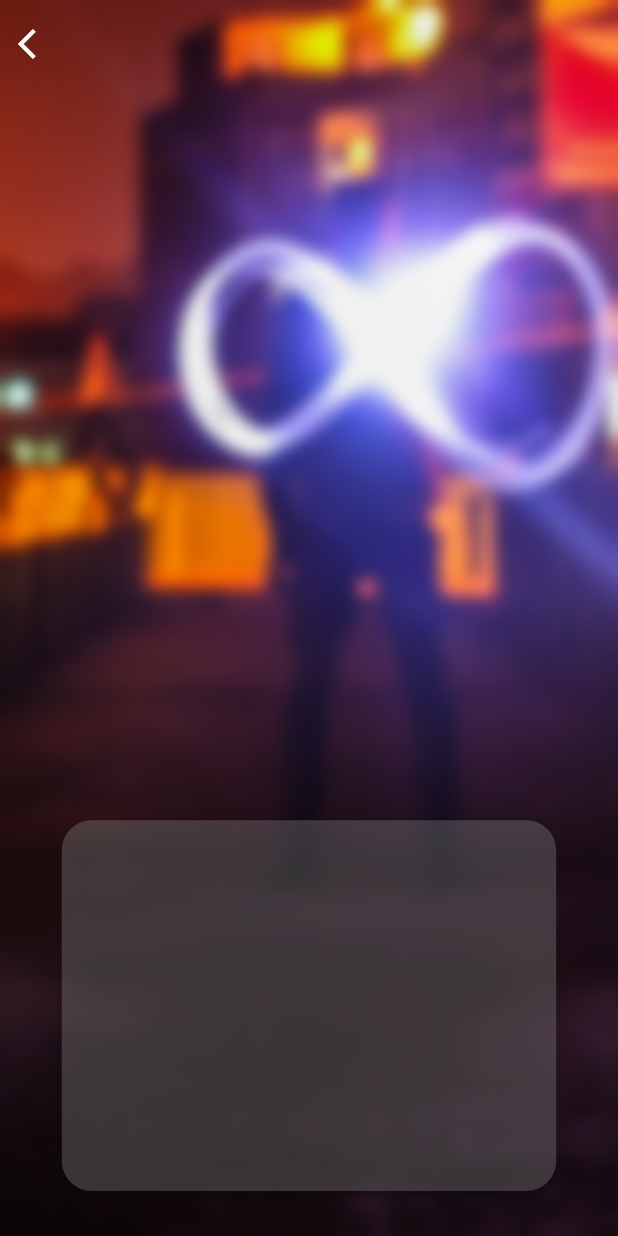
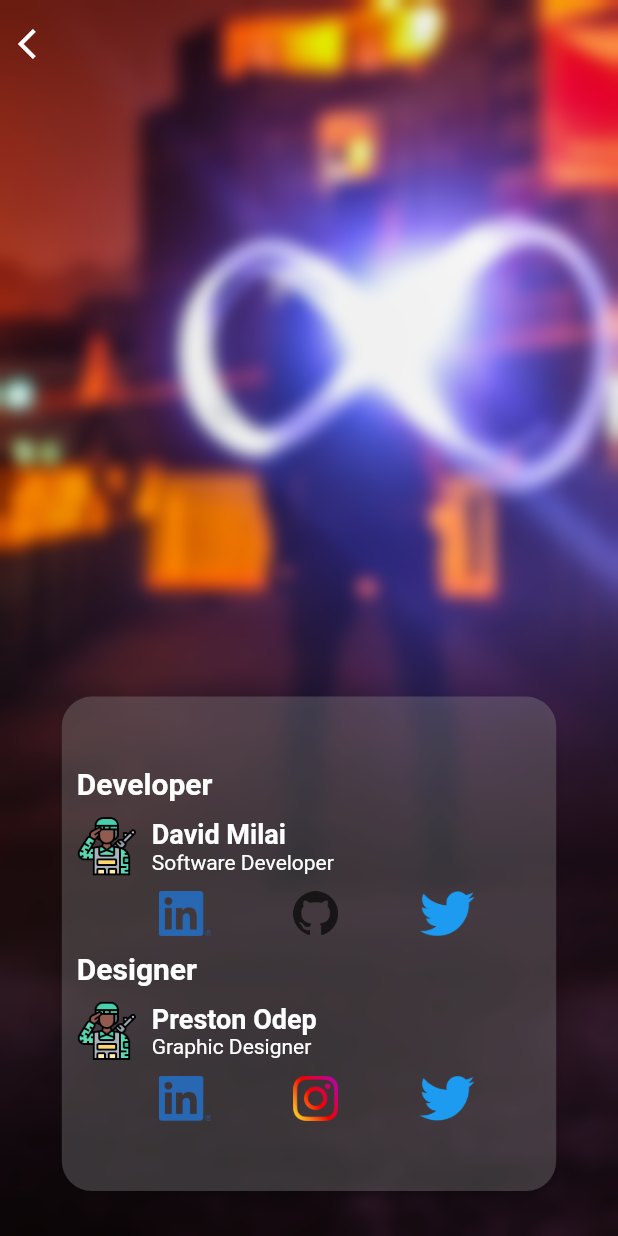
Before and after one commit to DavidMilai/Nairobi-Social-Life, a Flutter app: the screen it shows after launch, on a phone screen of 412 x 824 dp. Run offline on Flutter 3.47's test engine with Material 2 defaults, Android fonts, the phone set to English and light mode, and no system bars; our stand-ins replace hive, hive_flutter; accounts and stored records are empty.

Commit message:
about screen extracted widgets

```diff
--- a/lib/screens/about_app_screen.dart
+++ b/lib/screens/about_app_screen.dart
@@ -1,7 +1,9 @@
 import 'dart:ui';
 
 import 'package:flutter/material.dart';
-import 'package:flutter/services.dart';
+import 'package:nairobi_social_life/widgets/about_user.dart';
+import 'package:nairobi_social_life/widgets/logo_button.dart';
+import 'package:url_launcher/url_launcher.dart';
 
 import '../config.dart';
 
@@ -13,7 +15,7 @@ class AboutAppScreen extends StatefulWidget {
 class _AboutAppScreenState extends State<AboutAppScreen> {
   @override
   Widget build(BuildContext context) {
-    SystemChrome.setEnabledSystemUIOverlays([SystemUiOverlay.bottom]);
+    //SystemChrome.setEnabledSystemUIOverlays([SystemUiOverlay.bottom]);
     Size size = MediaQuery.of(context).size;
     return Scaffold(
       body: Container(
@@ -41,7 +43,7 @@ class _AboutAppScreenState extends State<AboutAppScreen> {
                   Spacer(),
                   Center(
                     child: Container(
-                      height: size.height * 0.3,
+                      height: size.height * 0.4,
                       width: size.width * 0.8,
                       decoration: BoxDecoration(
                           color: Colors.grey.withOpacity(0.3),
@@ -53,6 +55,90 @@ class _AboutAppScreenState extends State<AboutAppScreen> {
                               color: Colors.black.withOpacity(0.1),
                             ),
                           ]),
+                      child: Padding(
+                        padding: EdgeInsets.only(left: kMyPadding / 2),
+                        child: Column(
+                          crossAxisAlignment: CrossAxisAlignment.start,
+                          mainAxisAlignment: MainAxisAlignment.center,
+                          children: [
+                            AboutUser(
+                              department: 'Developer',
+                              name: 'David Milai',
+                              role: 'Software Developer',
+                              socials: [
+                                LogoButton(
+                                  onTap: () async {
+                                    await canLaunch(
+                                            'https://www.linkedin.com/in/david-milai/')
+                                        ? await launch(
+                                            'https://www.linkedin.com/in/david-milai/')
+                                        : throw 'Could not launch Linkedin';
+                                  },
+                                  imageLocation: 'images/linkedin.png',
+                                ),
+                                LogoButton(
+                                  onTap: () async {
+                                    await canLaunch(
+                                            'https://github.com/DavidMilai')
+                                        ? await launch(
+                                            'https://github.com/DavidMilai')
+                                        : throw 'Could not launch https://github.com/DavidMilai';
+                                  },
+                                  imageLocation: 'images/GitHub.png',
+                                ),
+                                LogoButton(
+                                  onTap: () async {
+                                    await canLaunch(
+                                            'https://twitter.com/david_milai')
+                                        ? await launch(
+                                            'https://twitter.com/david_milai')
+                                        : throw 'Could not launch hDavidMilai';
+                                  },
+                                  imageLocation: 'images/Twitter light.png',
+                                ),
+                              ],
+                            ),
+                            SizedBox(height: 10),
+                            AboutUser(
+                              department: 'Designer',
+                              name: 'Preston Odep',
+                              role: 'Graphic Designer',
+                              socials: [
+                                LogoButton(
+                                  onTap: () async {
+                                    await canLaunch(
+                                            'https://www.linkedin.com/in/preston-odep/')
+                                        ? await launch(
+                                            'https://www.linkedin.com/in/preston-odep/')
+                                        : throw 'Could not launch Linkedin';
+                                  },
+                                  imageLocation: 'images/linkedin.png',
+                                ),
+                                LogoButton(
+                                  onTap: () async {
+                                    await canLaunch(
+                                            'https://www.instagram.com/whatispresdoing')
+                                        ? await launch(
+                                            'https://www.instagram.com/whatispresdoing')
+                                        : throw 'Could not launch https://github.com/DavidMilai';
+                                  },
+                                  imageLocation: 'images/Instagram light.png',
+                                ),
+                                LogoButton(
+                                  onTap: () async {
+                                    await canLaunch(
+                                            'https://twitter.com/whatispresdoing')
+                                        ? await launch(
+                                            'https://twitter.com/whatispresdoing')
+                                        : throw 'Could not launch hDavidMilai';
+                                  },
+                                  imageLocation: 'images/Twitter light.png',
+                                ),
+                              ],
+                            )
+                          ],
+                        ),
+                      ),
                     ),
                   ),
                   SizedBox(height: 30),
--- /dev/null
+++ b/lib/widgets/about_user.dart
@@ -0,0 +1,57 @@
+import 'package:flutter/material.dart';
+
+class AboutUser extends StatelessWidget {
+  const AboutUser({this.department, this.name, this.role, this.socials});
+  final String department, name, role;
+  final List<Widget> socials;
+
+  @override
+  Widget build(BuildContext context) {
+    return Column(
+      crossAxisAlignment: CrossAxisAlignment.start,
+      children: [
+        Text(
+          department,
+          style: TextStyle(
+              fontWeight: FontWeight.bold, fontSize: 20, color: Colors.white),
+        ),
+        SizedBox(height: 10),
+        Row(
+          children: [
+            Container(
+              height: 40,
+              child: Image.asset(
+                'images/user.png',
+              ),
+            ),
+            SizedBox(width: 10),
+            Column(
+              crossAxisAlignment: CrossAxisAlignment.start,
+              children: [
+                Text(
+                  name,
+                  style: TextStyle(
+                      fontWeight: FontWeight.bold,
+                      fontSize: 18,
+                      color: Colors.white),
+                ),
+                SizedBox(width: 5),
+                Text(
+                  role,
+                  style: TextStyle(fontSize: 14, color: Colors.white),
+                ),
+              ],
+            )
+          ],
+        ),
+        SizedBox(height: 10),
+        Container(
+          height: 30,
+          child: Row(
+              mainAxisAlignment: MainAxisAlignment.spaceEvenly,
+              children: socials),
+        )
+      ],
+    );
+  }
+}
--- /dev/null
+++ b/lib/widgets/logo_button.dart
@@ -0,0 +1,17 @@
+import 'package:flutter/material.dart';
+
+class LogoButton extends StatelessWidget {
+  LogoButton({this.onTap, this.imageLocation});
+  final Function onTap;
+  final String imageLocation;
+
+  @override
+  Widget build(BuildContext context) {
+    return GestureDetector(
+      onTap: onTap,
+      child: Image.asset(
+        imageLocation,
+      ),
+    );
+  }
+}
--- a/pubspec.yaml
+++ b/pubspec.yaml
@@ -31,6 +31,7 @@ dependencies:
   hive: ^2.0.0
   hive_flutter: ^1.0.0
   provider: ^5.0.0
+  url_launcher: ^6.0.2
 
 dev_dependencies:
   flutter_test:
```
Also changed, not shown: images/GitHub.png (added), images/Instagram dark.png (added), images/Instagram light.png (added), images/Twitter dark.png (added), images/Twitter light.png (added), images/linkedin.png (added), images/user.png (added), pubspec.lock.
